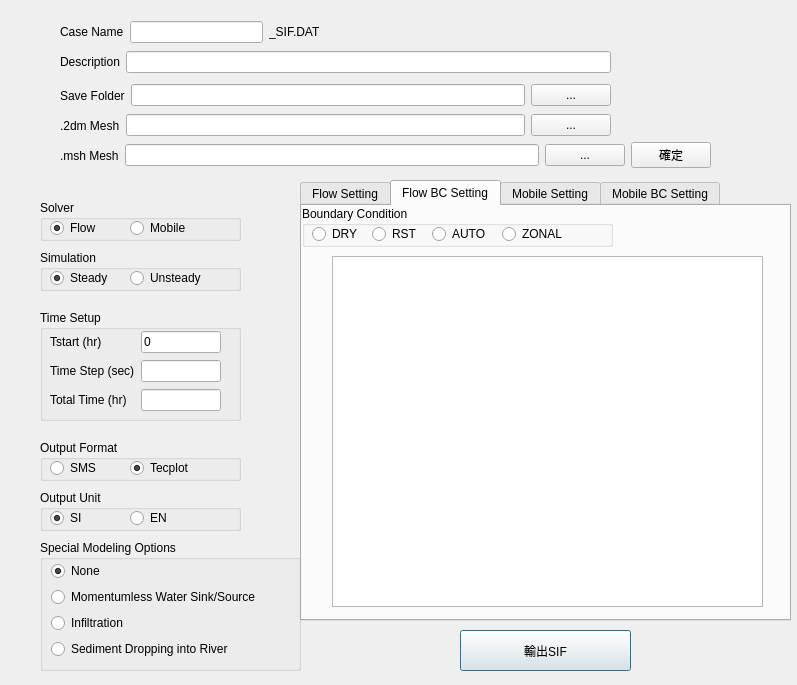
This is srhpre.ui in sythenA/MeshBuilder as Qt 5 draws it before an edit. The edited form follows.
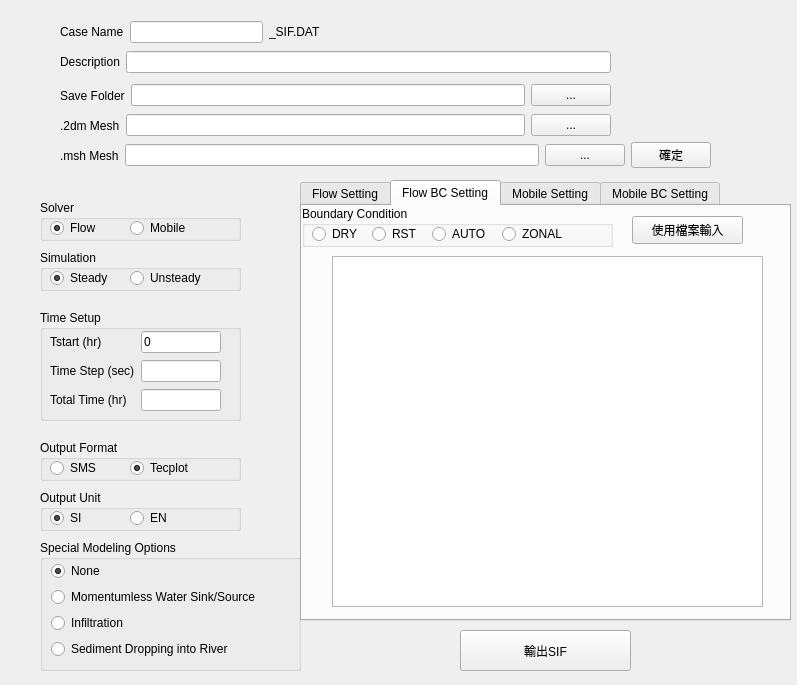
This is the edited form. The open tabs and pages were chosen to show the change.

```diff
--- a/srhpre.ui
+++ b/srhpre.ui
@@ -752,6 +752,32 @@
       </rect>
      </property>
     </widget>
+    <widget class="QPushButton" name="pushButton">
+     <property name="geometry">
+      <rect>
+       <x>-410</x>
+       <y>30</y>
+       <width>93</width>
+       <height>28</height>
+      </rect>
+     </property>
+     <property name="text">
+      <string>PushButton</string>
+     </property>
+    </widget>
+    <widget class="QPushButton" name="inputFileBtn">
+     <property name="geometry">
+      <rect>
+       <x>330</x>
+       <y>10</y>
+       <width>111</width>
+       <height>28</height>
+      </rect>
+     </property>
+     <property name="text">
+      <string>使用檔案輸入</string>
+     </property>
+    </widget>
    </widget>
    <widget class="QWidget" name="tabMobileSetting">
     <attribute name="title">
```
Left out of the diff: 2 changed lines with no effect on the pictures.
